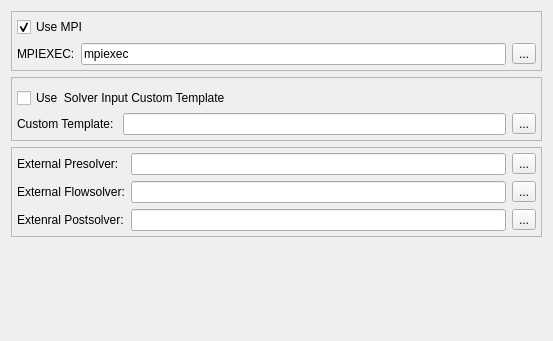
This is Code/Source/Plugins/org.sv.gui.qt.simulation/src/internal/svSimulationPreferencePage.ui in SimVascular/SimVascular as Qt 5 draws it before an edit. The edited form follows.
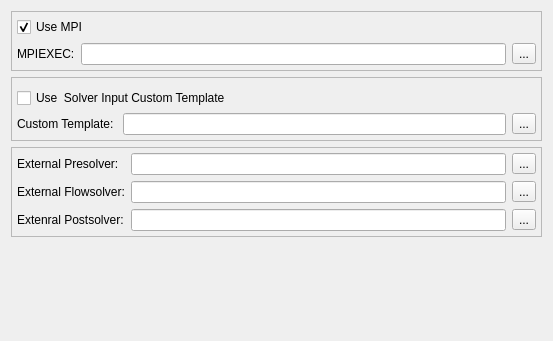
This is the edited form.

```diff
--- a/Code/Source/Plugins/org.sv.gui.qt.simulation/src/internal/svSimulationPreferencePage.ui
+++ b/Code/Source/Plugins/org.sv.gui.qt.simulation/src/internal/svSimulationPreferencePage.ui
@@ -95,7 +95,7 @@
          <item row="1" column="1">
           <widget class="QLineEdit" name="lineEditMPIExecPath">
            <property name="text">
-            <string>mpiexec</string>
+            <string/>
            </property>
           </widget>
          </item>
```
